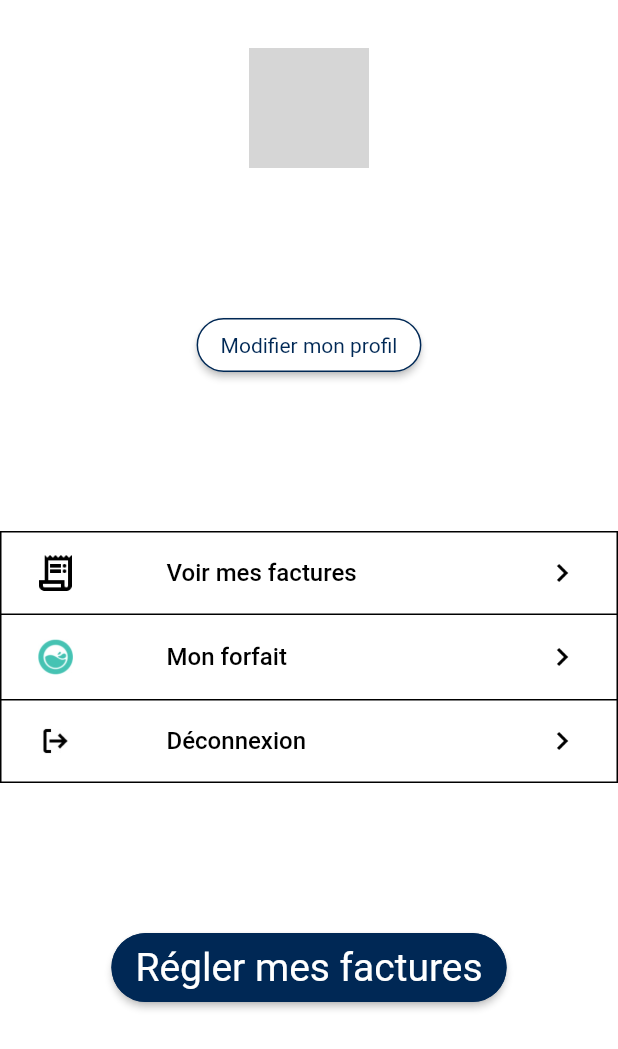
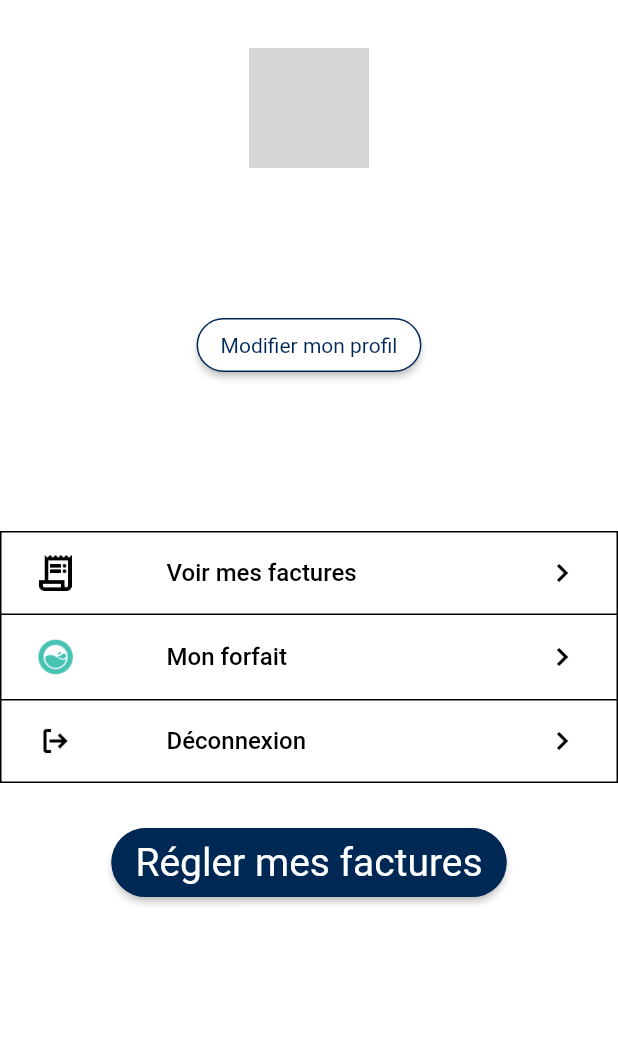
Before and after one commit to FYHNJ/forfait_mo50, a Flutter app: the Profile screen opened directly with empty values, on a phone screen of 412 x 824 dp. Shown: the top 1049 px of the screen. Run offline on Flutter 3.47's test engine with Material 2 defaults, Android fonts, the light colour scheme and no system bars; accounts and stored records are empty; grey boxes are pictures that could not be loaded.

Commit message:
apk file

```diff
--- a/lib/Profilepage/profile.dart
+++ b/lib/Profilepage/profile.dart
@@ -254,7 +254,7 @@ class _Profile extends State<Profile> {
               alignment: Alignment.topCenter,
               child: Padding(
                 padding: EdgeInsets.only(
-                    top: MediaQuery.of(context).padding.top + 621),
+                    top: MediaQuery.of(context).padding.top + 551),
                 child: ElevatedButton(
                   onPressed: () {},
                   style: ElevatedButton.styleFrom(
```
Also changed, not shown: 1 other file.
